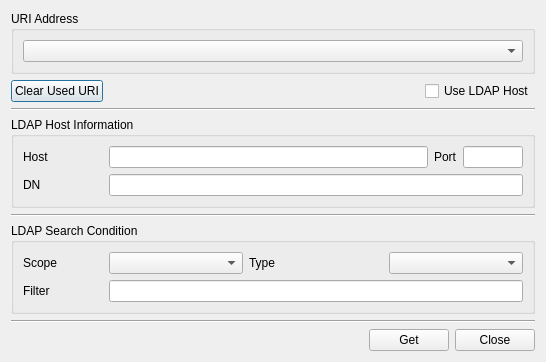
Old version of the form CertMan/get_uri_dlg.ui in the repository jykim74/CertMan.
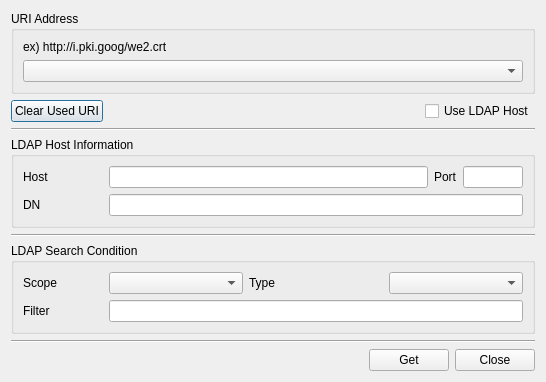
New version of the form.

Commit message: UI 개선

The edit to the form file:
```diff
--- a/CertMan/get_uri_dlg.ui
+++ b/CertMan/get_uri_dlg.ui
@@ -20,6 +20,13 @@
       <string>URI Address</string>
      </property>
      <layout class="QVBoxLayout" name="verticalLayout_2">
+      <item>
+       <widget class="QLabel" name="label_2">
+        <property name="text">
+         <string>ex) http://i.pki.goog/we2.crt</string>
+        </property>
+       </widget>
+      </item>
       <item>
        <widget class="QComboBox" name="mURICombo">
         <property name="minimumSize">
```
Left out of the diff: 2 changed lines with no effect on the pictures. The commit also changes 2 other files.
